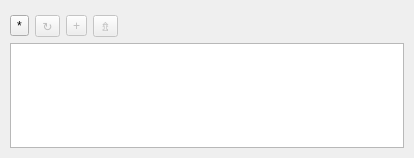
Old version of the form ui/giscube_admin_dockwidget_base.ui in the repository giscube/giscube-admin-qgis-plugin.
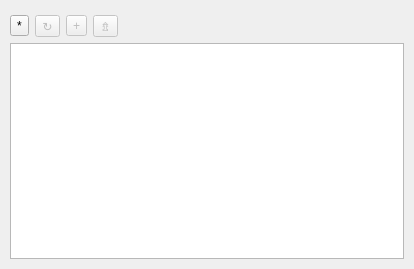
New version of the form.

Commit message: Make dockwidget use all space available

What changed in the file:
```diff
--- a/ui/giscube_admin_dockwidget_base.ui
+++ b/ui/giscube_admin_dockwidget_base.ui
@@ -7,15 +7,21 @@
     <x>0</x>
     <y>0</y>
     <width>414</width>
-    <height>158</height>
+    <height>269</height>
    </rect>
   </property>
+  <property name="sizePolicy">
+   <sizepolicy hsizetype="Minimum" vsizetype="Minimum">
+    <horstretch>0</horstretch>
+    <verstretch>0</verstretch>
+   </sizepolicy>
+  </property>
   <property name="windowTitle">
    <string>Giscube Admin</string>
   </property>
   <widget class="QWidget" name="dockWidgetContents">
    <property name="sizePolicy">
-    <sizepolicy hsizetype="Preferred" vsizetype="Maximum">
+    <sizepolicy hsizetype="Minimum" vsizetype="Minimum">
      <horstretch>0</horstretch>
      <verstretch>0</verstretch>
     </sizepolicy>
```
